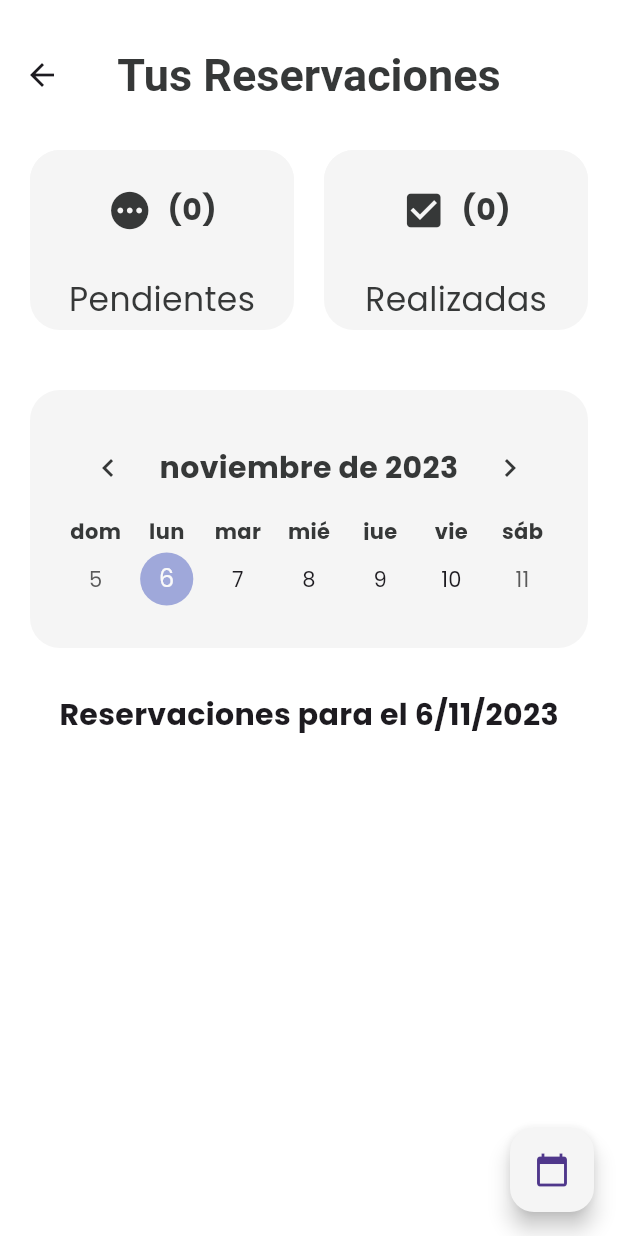
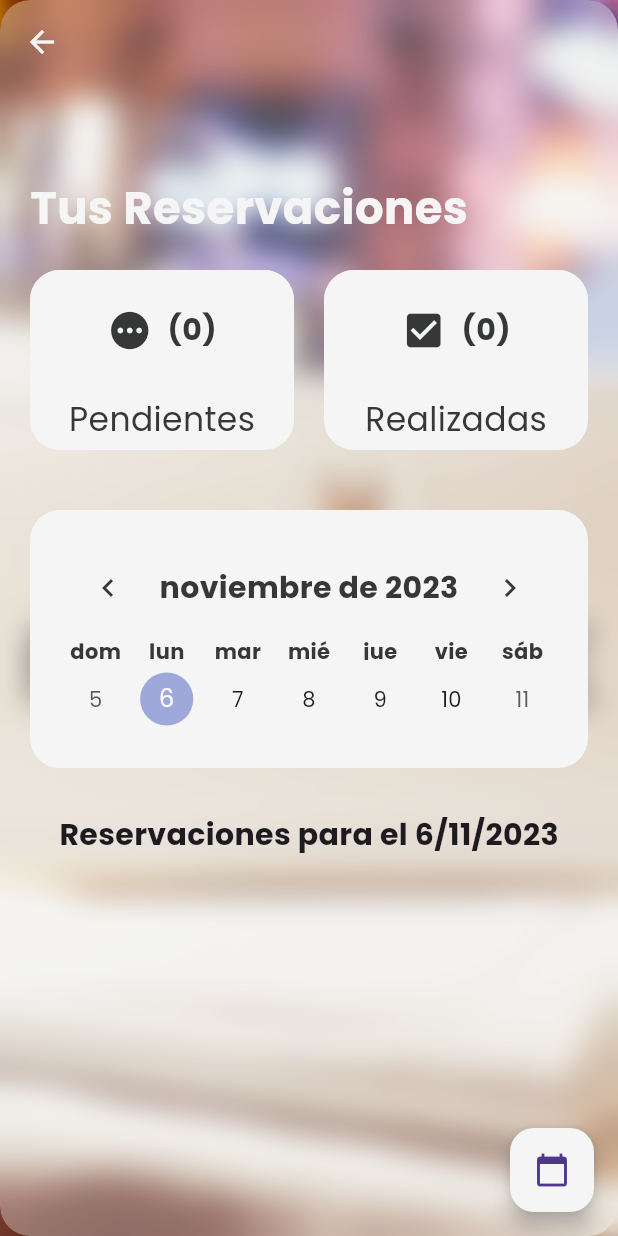
Before and after one commit to jrdeavila/club_valledupar_app, a Flutter app: the ReservationScreen screen opened by its route, on a phone screen of 412 x 824 dp. Run offline on Flutter 3.47's test engine with Material 2 defaults, Android fonts, the phone set to English and light mode, and no system bars; drawn by our look-alikes of table_calendar; our stand-ins replace cached_network_image, dio, flutter_cache_manager, flutter_keyboard_visibility, get, get_it and 3 more; accounts and stored records are empty; network calls fail; statements that could not run were skipped.

Commit message:
Mejorando AppBar

```diff
--- a/lib/src/presentation/common/theme/color_palete.dart
+++ b/lib/src/presentation/common/theme/color_palete.dart
@@ -46,6 +46,7 @@ abstract class AppTheme {
   static const AppBarTheme appBarTheme = AppBarTheme(
     backgroundColor: Colors.transparent,
     elevation: 0,
+    surfaceTintColor: Colors.transparent,
     titleTextStyle: TextStyle(
       fontSize: 20,
       fontWeight: FontWeight.bold,
--- a/lib/src/presentation/features/dashboard/screens/reservation_screen.dart
+++ b/lib/src/presentation/features/dashboard/screens/reservation_screen.dart
@@ -9,21 +9,52 @@ class ReservationScreen extends GetView<ReservationController> {
   @override
   Widget build(BuildContext context) {
     return Scaffold(
-      backgroundColor: Theme.of(context).colorScheme.onPrimary,
-      appBar: AppBar(
-        toolbarHeight: 100,
-        title: const Text('Tus Reservaciones'),
-        titleTextStyle: TextStyle(
-          fontSize: 30,
-          fontWeight: FontWeight.bold,
-          color: Get.find<ColorPalete>().textOnSecondary,
+      body: Stack(
+        fit: StackFit.expand,
+        children: [
+          const DecoratedBox(
+            decoration: BoxDecoration(
+              image: DecorationImage(
+                image: AssetImage("assets/img/reservaciones.jpg"),
+                fit: BoxFit.cover,
               ),
-        centerTitle: true,
             ),
-      body: SingleChildScrollView(
+          ),
+          const BlurredContainer(),
+          SingleChildScrollView(
             child: Obx(
               () => Column(
                 children: [
+                  SizedBox(
+                    height: 160.0,
+                    child: AppBar(
+                      leading: BackButton(
+                        color: Get.find<ColorPalete>().textOnPrimary,
+                        onPressed: () {
+                          Get.back();
+                        },
+                      ),
+                      bottom: PreferredSize(
+                        preferredSize: const Size.fromHeight(50),
+                        child: Padding(
+                          padding: const EdgeInsets.symmetric(horizontal: 20.0),
+                          child: Row(
+                            children: [
+                              Text(
+                                "Tus Reservaciones",
+                                style: TextStyle(
+                                  fontSize: 30,
+                                  fontWeight: FontWeight.bold,
+                                  color: Get.find<ColorPalete>().textOnPrimary,
+                                ),
+                              ),
+                            ],
+                          ),
+                        ),
+                      ),
+                    ),
+                  ),
+                  const SizedBox(height: 20),
                   Row(
                     children: [
                       const SizedBox(width: 20),
@@ -63,7 +94,8 @@ class ReservationScreen extends GetView<ReservationController> {
                     children: [
                       ...controller.reservationsByDay.map((reservation) {
                         return ReservationCard(
-                      title: "Reservado para ${reservation.insumeArea.name}",
+                          title:
+                              "Reservado para ${reservation.insumeArea.name}",
                           desc: () {
                             if (reservation.isEver) {
                               return "Reservado para siempre";
@@ -90,6 +122,8 @@ class ReservationScreen extends GetView<ReservationController> {
                 ],
               ),
             ),
+          ),
+        ],
       ),
       floatingActionButton: FloatingActionButton(
         onPressed: () {
```
Also changed, not shown: lib/src/presentation/features/dashboard/screens/resturant_screen.dart (+31 -13 lines). Lines whose indentation alone changed are shown as unchanged.
